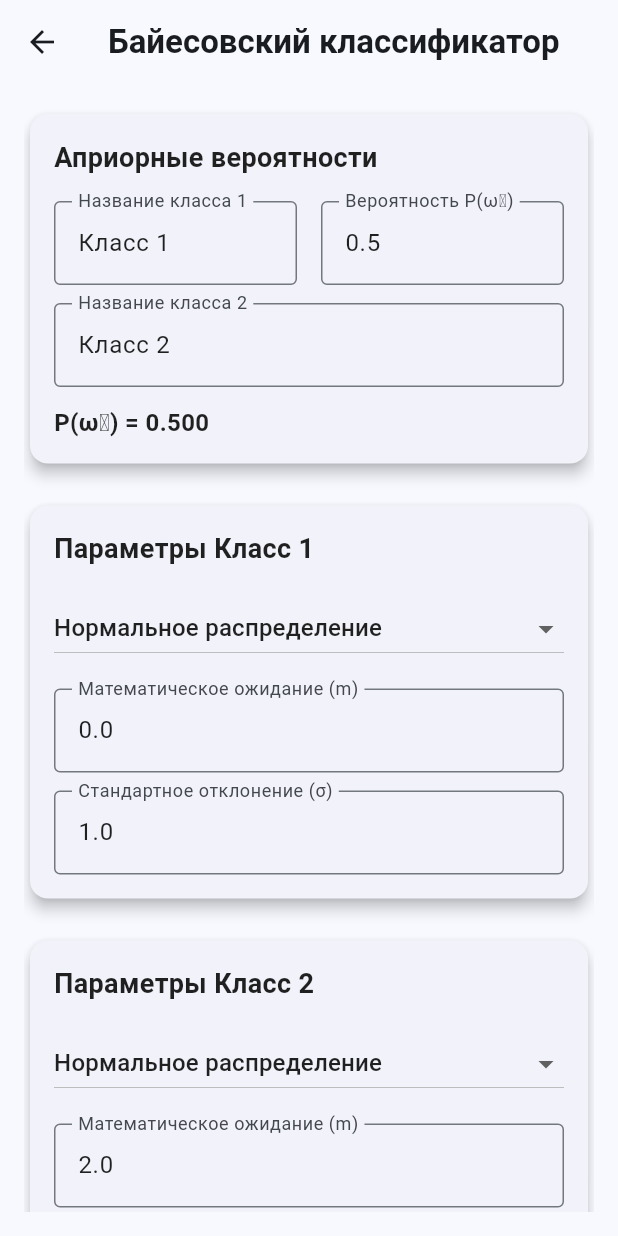
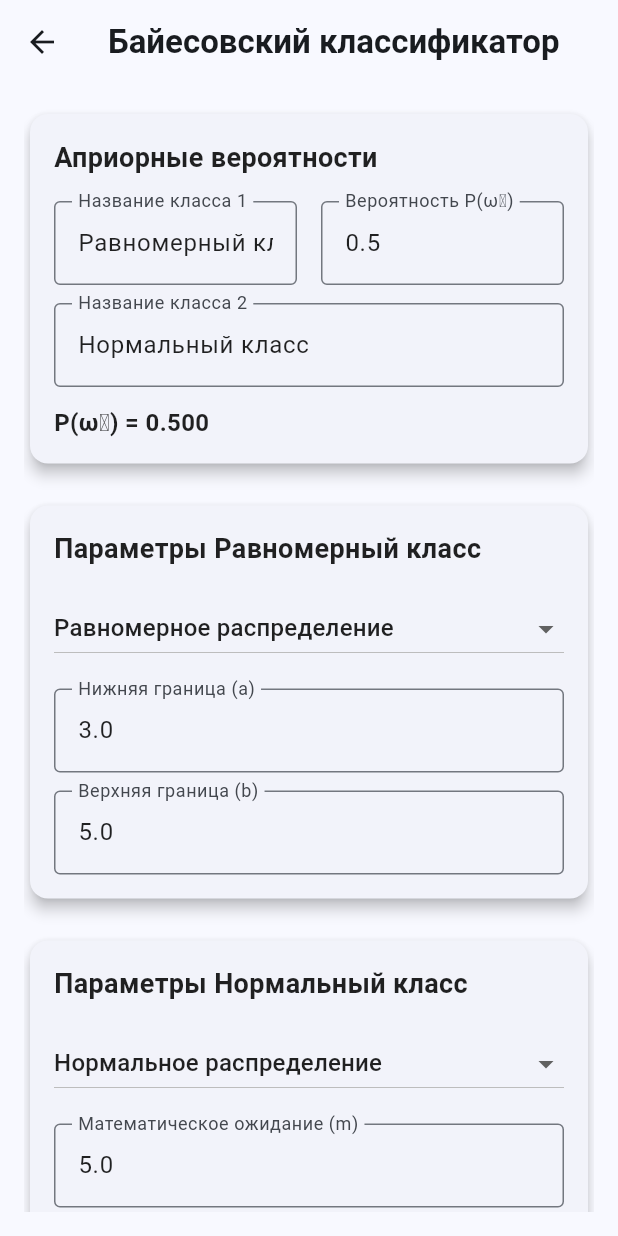
Before and after one commit to dankartmen/stats_master, a Flutter app: the screen it shows after launch, after a tap on "Байесовский классификатор", on a phone screen of 412 x 824 dp. Run offline on Flutter 3.47's test engine with Material 3 defaults, Android fonts, the phone set to English and light mode, and no system bars; our stand-ins replace equatable, fl_chart, flutter_bloc.

Commit message:
feat: добавлены параметры по умолчанию для байесовского классификатора
- Класс 1 по умолчанию: равномерное распределение U(3, 5)
- Класс 2 по умолчанию: нормальное распределение N(5, 1)
- Априорные вероятности по умолчанию: P(ω₁) = 0.5, P(ω₂) = 0.5
- Названия классов по умолчанию: 'Равномерный класс' и 'Нормальный класс'
- Добавлена кнопка сброса к значениям по умолчанию
- Оптимизированы диапазоны отображения графиков для выбранных параметров

fix: добавлен обработчик для BayesianClassificationRequest в BLoC

- Зарегистрирован обработчик on<BayesianClassificationRequest> в DistributionBloc
- Добавлена навигация к экрану результатов после успешной классификации
- Обеспечена корректная работа перехода между экранами классификатора
- Добавлены необходимые импорты для модели BayesianClassifier

```diff
--- a/lib/models/bayesian_classifier.dart
+++ b/lib/models/bayesian_classifier.dart
@@ -55,6 +55,18 @@ class BayesianClassifier with EquatableMixin {
     );
   }
 
+  /// Параметры по умолчанию
+  static BayesianClassifier get defaultParameters {
+      return BayesianClassifier(
+        class1: const UniformParameters(a: 3.0, b: 5.0),
+        class2: const NormalParameters(m: 5.0, sigma: 1.0),
+        p1: 0.5,
+        p2: 0.5,
+        class1Name: 'Равномерный класс',
+        class2Name: 'Нормальный класс',
+      );
+    }
+
   @override
   List<Object?> get props => [class1, class2, p1, p2, class1Name, class2Name];
 }
--- a/lib/screens/bayesian_classifier_screen.dart
+++ b/lib/screens/bayesian_classifier_screen.dart
@@ -2,9 +2,11 @@ import 'package:flutter/material.dart';
 import 'package:flutter_bloc/flutter_bloc.dart';
 import '../blocs/distribution_bloc/distribution_bloc.dart';
 import '../blocs/distribution_bloc/distribution_event.dart';
+import '../blocs/distribution_bloc/distribution_state.dart';
 import '../models/bayesian_classifier.dart';
 import '../models/distribution_parameters.dart';
 import '../models/distribution_type.dart';
+import 'bayesian_results_screen.dart';
 
 /// {@template bayesian_classifier_screen}
 /// Экран для настройки байесовского классификатора
@@ -19,20 +21,16 @@ class BayesianClassifierScreen extends StatefulWidget {
 
 class _BayesianClassifierScreenState extends State<BayesianClassifierScreen> {
   final _p1Controller = TextEditingController(text: '0.5');
-  final _class1NameController = TextEditingController(text: 'Класс 1');
-  final _class2NameController = TextEditingController(text: 'Класс 2');
+  final _class1NameController = TextEditingController(text: 'Равномерный класс');
+  final _class2NameController = TextEditingController(text: 'Нормальный класс');
 
   late BayesianClassifier _classifier;
 
   @override
   void initState() {
     super.initState();
-    _classifier = BayesianClassifier(
-      class1: const NormalParameters(m: 0, sigma: 1),
-      class2: const NormalParameters(m: 2, sigma: 1),
-      p1: 0.5,
-      p2: 0.5,
-    );
+    _classifier = BayesianClassifier.defaultParameters;
+    _updateControllers();
   }
 
   @override
@@ -45,7 +43,18 @@ class _BayesianClassifierScreenState extends State<BayesianClassifierScreen> {
 
   @override
   Widget build(BuildContext context) {
-    return Scaffold(
+    return BlocListener<DistributionBloc, DistributionState>(
+      listener: (context, state) {
+        if (state is BayesianClassificationSuccess) {
+          _navigateToResultsScreen(context, state.classifier);
+        }
+        if (state is DistributionErrorState) {
+          ScaffoldMessenger.of(context).showSnackBar(
+            SnackBar(content: Text('Ошибка: ${state.error}')),
+          );
+        }
+      },
+      child: Scaffold(
         appBar: AppBar(
           title: const Text('Байесовский классификатор'),
         ),
@@ -61,11 +70,28 @@ class _BayesianClassifierScreenState extends State<BayesianClassifierScreen> {
                 _buildClassParameters(2),
                 const SizedBox(height: 30),
                 _buildClassifyButton(),
+                _buildResetButton(),
               ],
             ),
           ),
         ),
+      ),
     );
+  }
+
+  void _navigateToResultsScreen(BuildContext context, BayesianClassifier classifier) {
+    Navigator.of(context).push(
+      MaterialPageRoute(
+        builder: (context) => BayesianResultsScreen(classifier: classifier),
+      ),
+    );
+  }
+
+  /// Обновляет контроллеры значениями из классификатора
+  void _updateControllers() {
+    _p1Controller.text = _classifier.p1.toString();
+    _class1NameController.text = _classifier.class1Name;
+    _class2NameController.text = _classifier.class2Name;
   }
 
   Widget _buildPriorProbabilities() {
@@ -197,6 +223,7 @@ class _BayesianClassifierScreenState extends State<BayesianClassifierScreen> {
             _classifier = isClass1
                 ? _classifier.copyWith(class1: newParams)
                 : _classifier.copyWith(class2: newParams);
+            _updateControllers();
           });
         }
       },
@@ -322,9 +349,20 @@ class _BayesianClassifierScreenState extends State<BayesianClassifierScreen> {
 
   DistributionParameters _createDefaultParameters(DistributionType type) {
     return switch (type) {
-      DistributionType.normal => const NormalParameters(m: 0, sigma: 1),
-      DistributionType.uniform => const UniformParameters(a: 0, b: 1),
+      DistributionType.normal => const NormalParameters(m: 5.0, sigma: 1),
+      DistributionType.uniform => const UniformParameters(a: 3.0, b: 5.0),
       _ => throw ArgumentError('Unsupported distribution type'),
     };
   }
+  Widget _buildResetButton() {
+    return OutlinedButton(
+      onPressed: () {
+        setState(() {
+          _classifier = BayesianClassifier.defaultParameters;
+          _updateControllers();
+        });
+      },
+      child: const Text('Сбросить к значениям по умолчанию'),
+    );
   }
+}
```
Also changed, not shown: lib/blocs/distribution_bloc/distribution_bloc.dart (+11 -0 lines), lib/screens/bayesian_results_screen.dart (+6 -6 lines). Lines whose indentation alone changed are shown as unchanged.
